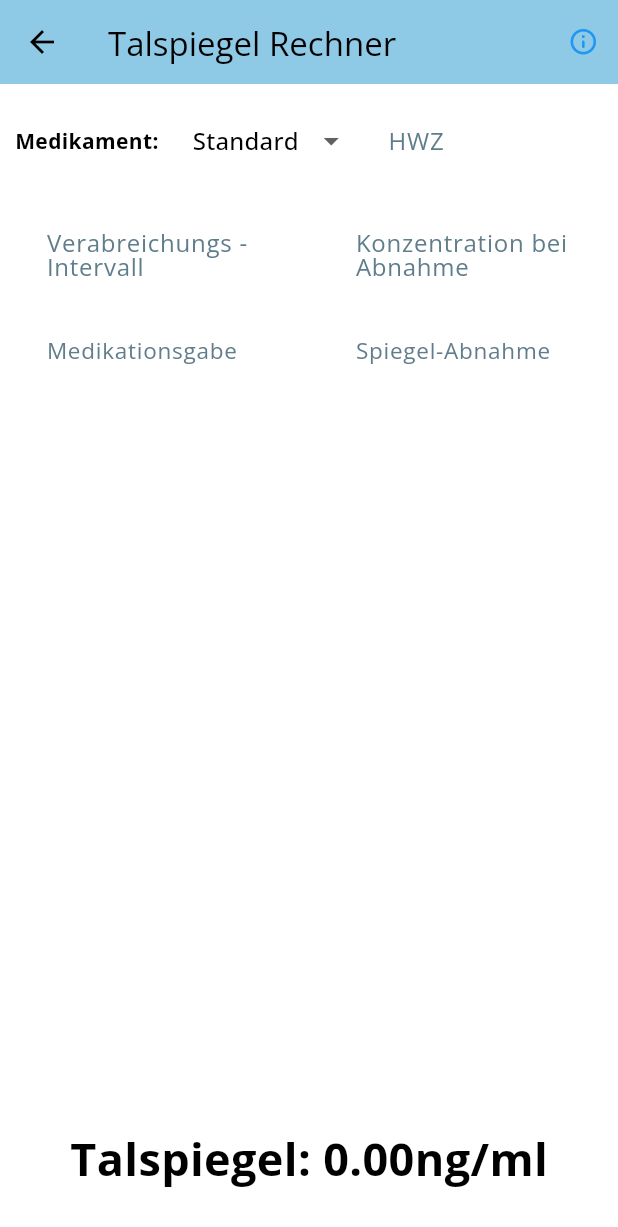
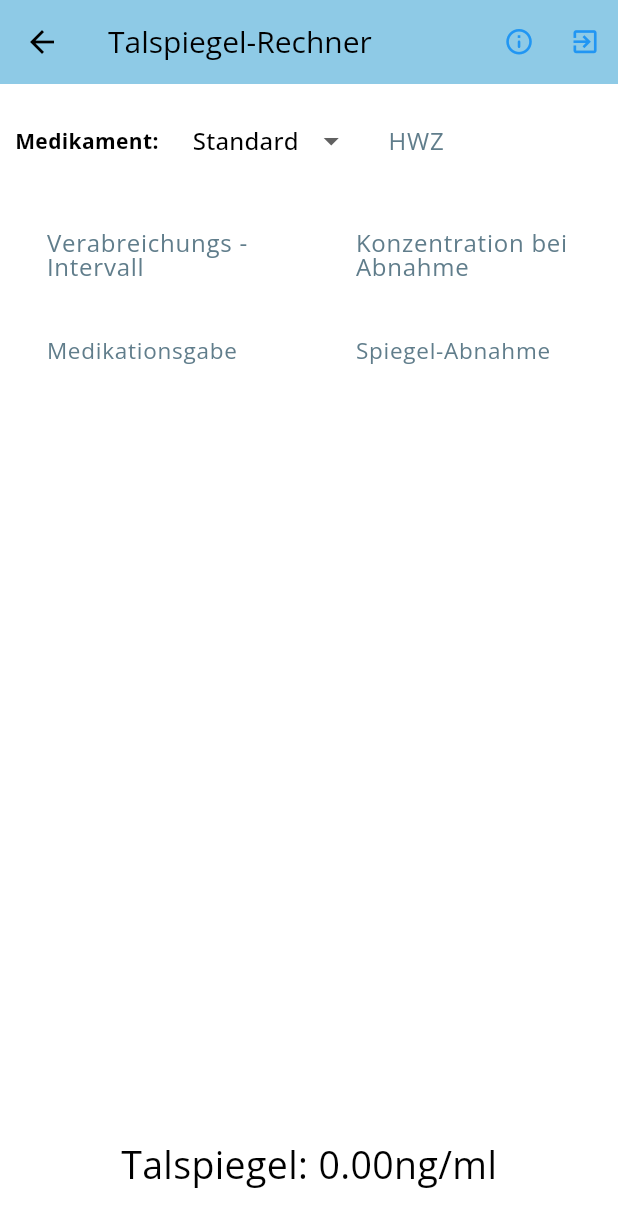
Before and after one commit to 42elenz/Talspiegel_Calculator, a Flutter app: the screen it shows after launch, after a tap on "Lass mich losrechnen!", on a phone screen of 412 x 824 dp. Shown: the top 1227 px of the screen. Run offline on Flutter 3.47's test engine with Material 2 defaults, Android fonts, the phone set to English and light mode, and no system bars; our stand-ins replace flutter_datetime_picker, google_fonts, introduction_screen.

Commit message:
Updated: Name of header

```diff
--- a/lib/main.dart
+++ b/lib/main.dart
@@ -28,9 +28,10 @@ class MyApp extends StatelessWidget {
   @override
   Widget build(BuildContext context) {
     return MaterialApp(
+      debugShowCheckedModeBanner:false,
       localizationsDelegates: [GlobalMaterialLocalizations.delegate],
       supportedLocales: [const Locale('de')],
-      title: 'Talspiegel Rechner',
+      title: 'Talspiegel-Rechner',
       theme: ThemeData(
           useMaterial3: true,
           primarySwatch: Colors.blue,
@@ -78,7 +79,7 @@ class _OnBoardingPageState extends State<OnBoardingPage> {
     return IntroductionScreen(
       key: introKey,
       globalBackgroundColor: Colors.white,
-      autoScrollDuration: 5000,
+      autoScrollDuration: 10000,
       globalHeader: Align(
         alignment: Alignment.topRight,
         child: SafeArea(
@@ -91,17 +92,20 @@ class _OnBoardingPageState extends State<OnBoardingPage> {
       globalFooter: SizedBox(
         width: double.infinity,
         height: 60,
-        child: ElevatedButton(
-          child: const Text(
-            'Lass mich losrechnen!',
-            style: TextStyle(fontSize: 16.0, fontWeight: FontWeight.bold),
+        child: Padding(
+          padding: const EdgeInsets.all(8.0),
+          child: ElevatedButton(
+            child: const Text(
+              'Lass mich losrechnen!',
+              style: TextStyle(fontSize: 16.0, fontWeight: FontWeight.bold),
+            ),
+            onPressed: () => _onIntroEnd(context),
           ),
-          onPressed: () => _onIntroEnd(context),
         ),
       ),
       pages: [
         PageViewModel(
-          title: "Zur Berechnung des Talspiegel von Psychopharmaka",
+          title: "Zur Berechnung des Talspiegels von Psychopharmaka",
           body: "Keine Gewähr! Nicht zur medizinischen Diagnostik geeignet!",
           image: _buildImage('5.png'),
           decoration: pageDecoration,
@@ -116,14 +120,13 @@ class _OnBoardingPageState extends State<OnBoardingPage> {
         PageViewModel(
           title: "Verabreichungs-Abstände",
           body:
-              "Angabe der Zeit in Stunden zwischen den Einnahmen des Medikaments (z.B. 24h)",
+              "Angabe der Zeit in Stunden zwischen den Einnahmen des Medikaments (z.B. 24h bei täglicher Einnahme)",
           image: _buildImage('1.png'),
           decoration: pageDecoration,
         ),
         PageViewModel(
           title: "Medikametenspiegel bei Abnahme",
-          body:
-              "Konzentration bei Abnahme. (unter Spiegel-Abnahme entsprechenden Zeitpunkt wählen).",
+          body: "Gemessene Konzentration bei Abnahme.",
           image: _buildImage('2.png'),
           decoration: pageDecoration,
         ),
@@ -137,27 +140,32 @@ class _OnBoardingPageState extends State<OnBoardingPage> {
         PageViewModel(
           title: "Beispiel",
           body:
-              "Med. mit HWZ von 33h; 1xtäglich (alle 24h) um 8:00 Einnahme, Spiegel von 89ng/ml bei Abnahme um 14:00",
+              "Medikament mit HWZ von 33h; Einnahme 1x täglich (alle 24h) um 8:00, Spiegel von 89ng/ml bei Blutentnahme um 14:00",
           image: _buildImage('4.png'),
           decoration: pageDecoration,
         ),
         PageViewModel(
           title: "Talspiegel errechnen",
-          body: "Formel zu Berechnung sowie Video mit Erklärung unter www.talspiegel-rechner.de",
+          body:
+              "Formel zur Berechnung sowie Video mit Erklärung unter www.talspiegel-rechner.de",
           image: _buildImage('ergebnis.png'),
           decoration: pageDecoration,
         ),
       ],
       onDone: () => _onIntroEnd(context),
-      //onSkip: () => _onIntroEnd(context), // You can override onSkip callback
       showSkipButton: false,
       skipOrBackFlex: 0,
       nextFlex: 0,
       showBackButton: true,
-      //rtl: true, // Display as right-to-left
-      back: const Icon(Icons.arrow_back, color: Color.fromRGBO(112, 160, 182, 1),),
+      back: const Icon(
+        Icons.arrow_back,
+        color: Color.fromRGBO(112, 160, 182, 1),
+      ),
       skip: const Text('Skip', style: TextStyle(fontWeight: FontWeight.w600)),
-      next: const Icon(Icons.arrow_forward, color: Color.fromRGBO(112, 160, 182, 1),),
+      next: const Icon(
+        Icons.arrow_forward,
+        color: Color.fromRGBO(112, 160, 182, 1),
+      ),
       //done: const Text('Done', style: TextStyle(fontWeight: FontWeight.w600), selectionColor: Colors.black,),
       showDoneButton: false,
       curve: Curves.fastLinearToSlowEaseIn,
@@ -177,8 +185,7 @@ class _OnBoardingPageState extends State<OnBoardingPage> {
       dotsContainerDecorator: const ShapeDecoration(
         color: Color.fromRGBO(141, 200, 228, 1),
         shape: RoundedRectangleBorder(
-          borderRadius: BorderRadius.all(Radius.circular(25.0))
-          ,
+          borderRadius: BorderRadius.all(Radius.circular(25.0)),
         ),
       ),
     );
@@ -228,7 +235,6 @@ class _InputTextBox extends StatelessWidget {
     );
   }
 }
-
 
 // Screens
 class HomeScreen extends StatefulWidget {
@@ -307,17 +313,23 @@ class _HomeScreenState extends State<HomeScreen> {
       child: Scaffold(
           appBar: AppBar(
             title: Text(context.findAncestorWidgetOfExactType<Title>()?.title ??
-                "Talspiegel-Rechner"),
+                "Talspiegel-Rechner", style: TextStyle(fontSize: 20)),
             actions: [
               // About Page
               CupertinoButton(
-                  padding: const EdgeInsets.all(13.0),
+                  padding: const EdgeInsets.all(10.0),
                   child: const Icon(Icons.info_outline_rounded),
                   onPressed: () => showAboutDialog(
                       context: context,
-                      // applicationIcon: ,
-                      applicationVersion: "V1.0",
-                      applicationLegalese: "This app is free to use"))
+                      //applicationIcon: ,
+                      applicationVersion: "V1.0; \nDr.med.Esra Lenz",
+                      applicationLegalese:
+                          "This app is free to use. Sources: 'Kompendium der Psychiatrischen Pharmakotherapie', O.Benkert, H.Hippus; 11. Auflage ")
+                          ),
+                          CupertinoButton(
+                  padding: const EdgeInsets.all(10.0),
+                  child: const Icon(Icons.exit_to_app),
+                  onPressed: () =>  SystemNavigator.pop())
             ],
           ),
           body: FractionallySizedBox(
@@ -531,7 +543,7 @@ class _HomeScreenState extends State<HomeScreen> {
                     child: Text(
                       'Talspiegel: ${calculate()}',
                       style: const TextStyle(
-                          fontSize: 30, fontWeight: FontWeight.bold),
+                          fontSize: 25, fontWeight: FontWeight.normal),
                     ),
                   )
                 ],
```
Also changed, not shown: pubspec.yaml (+7 -0 lines), assets/icon.png (added), pubspec.lock, 21 other files.
